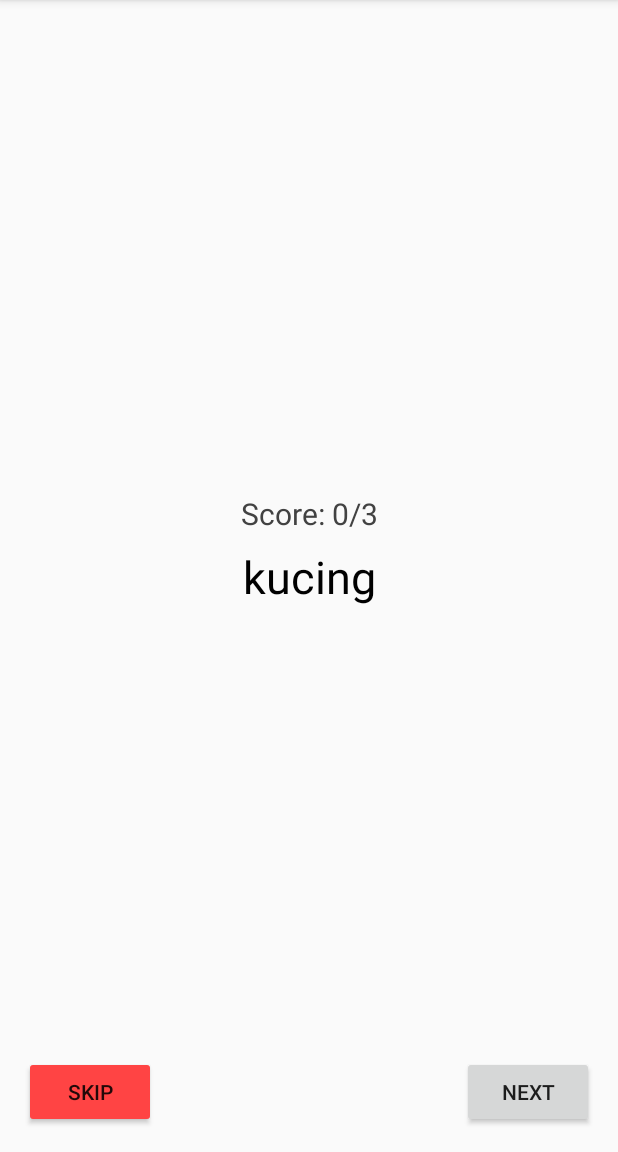
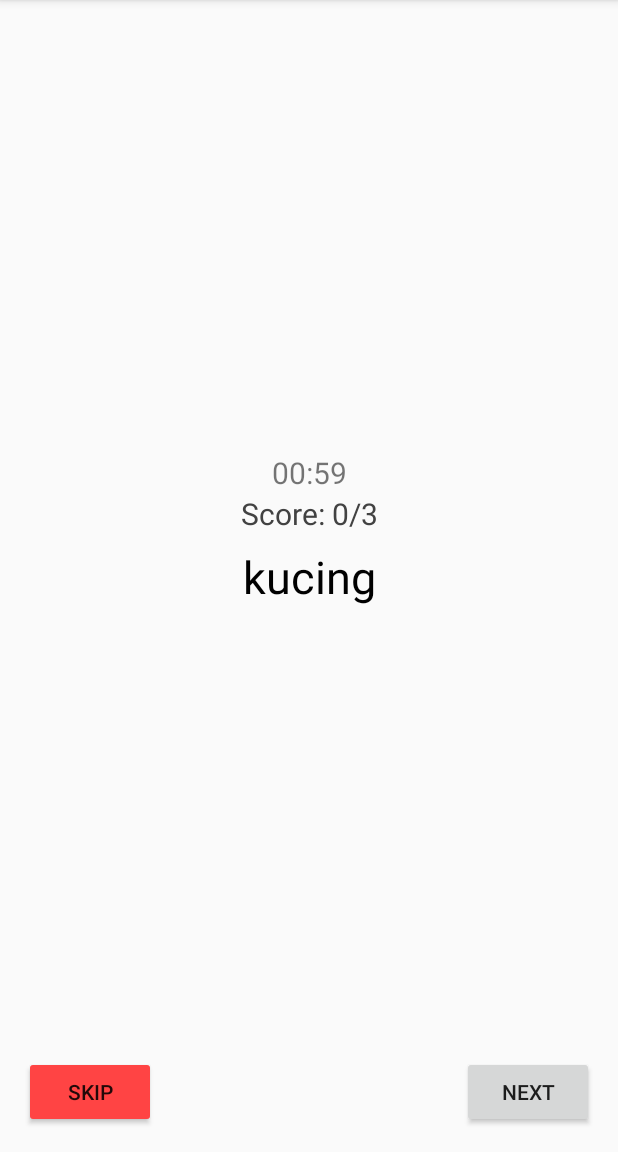
Before and after one commit to MAinulYaqin/guess-app, an Android app: the GameFragment screen opened through its navigation route, on a phone screen of 412 x 824 dp, the part 84-1236 px from its top. Run offline under Robolectric (Android 15) with nearby library versions, the phone set to English and light mode, and no system bars; our stand-ins replace data binding.

```diff
--- a/app/src/main/java/com/gabutproject/guess/screens/game/GameFragment.kt
+++ b/app/src/main/java/com/gabutproject/guess/screens/game/GameFragment.kt
@@ -1,6 +1,7 @@
 package com.gabutproject.guess.screens.game
 
 import android.os.Bundle
+import android.text.format.DateUtils
 import android.view.LayoutInflater
 import android.view.View
 import android.view.ViewGroup
@@ -55,7 +56,11 @@ class GameFragment : Fragment() {
             updateWord(it)
         })
 
-        viewModel.onGameFinished.observe(viewLifecycleOwner, Observer {gameFinished ->
+        viewModel.currentTime.observe(viewLifecycleOwner, Observer {
+            updateTimer(it)
+        })
+
+        viewModel.onGameFinished.observe(viewLifecycleOwner, Observer { gameFinished ->
             if (gameFinished) {
                 gameFinished() // make directions to another fragment
                 // set data to false to prevent re-called observer
@@ -74,4 +79,8 @@ class GameFragment : Fragment() {
         // bind text to show the current score
         binding.currentScoreText.text = getString(R.string.current_score_text, score)
     }
+
+    private fun updateTimer(timer: Long) {
+        binding.timerText.text = DateUtils.formatElapsedTime(timer)
+    }
 }
--- a/app/src/main/java/com/gabutproject/guess/screens/game/GameViewModel.kt
+++ b/app/src/main/java/com/gabutproject/guess/screens/game/GameViewModel.kt
@@ -1,22 +1,36 @@
 package com.gabutproject.guess.screens.game
 
+import android.os.CountDownTimer
 import android.util.Log
 import androidx.lifecycle.LiveData
 import androidx.lifecycle.MutableLiveData
 import androidx.lifecycle.ViewModel
 
 class GameViewModel : ViewModel() {
+
+    companion object {
+        // these are values for timer countdown
+        private const val DONE = 0L // use for tick countDown
+        private const val ONE_SECOND = 1000L // 1 second
+        private const val TOTAL_TIME = 60000L // 1 minute
+    }
+
+    private var timer: CountDownTimer
+
+    private val _currentTime = MutableLiveData<Long>()
+    val currentTime: LiveData<Long> get() = _currentTime
+
     // current word to show
     private val _word = MutableLiveData<String>()
     val word: LiveData<String> get() = _word
 
     // current score to show
     private val _score = MutableLiveData<Int>()
-    val score : LiveData<Int> get() = _score
+    val score: LiveData<Int> get() = _score
 
     // tell the Fragment if the game has finished
     private val _onGameFinished = MutableLiveData<Boolean>()
-    val onGameFinished : LiveData<Boolean> get() = _onGameFinished
+    val onGameFinished: LiveData<Boolean> get() = _onGameFinished
 
     // the list of words - the front of the list is the next word to guess
     private lateinit var wordList: MutableList<String>
@@ -31,6 +45,20 @@ class GameViewModel : ViewModel() {
 
         resetList() // shuffle the words
         nextWord() // set the word to guess
+
+        timer = object : CountDownTimer(TOTAL_TIME, ONE_SECOND) {
+            override fun onFinish() {
+                // wordList is empty / score = 3, the game finished
+                _onGameFinished.value = true
+                _currentTime.value = DONE
+            }
+
+            override fun onTick(millisUntilFinished: Long) {
+                _currentTime.value = (millisUntilFinished / ONE_SECOND)
+            }
+        }
+
+        timer.start()
     }
 
     /** Methods for logic **/
@@ -47,13 +75,12 @@ class GameViewModel : ViewModel() {
     }
 
     private fun nextWord() {
-        if (wordList.isEmpty() || _score.value == 3) {
-            // wordList is empty / score = 3, the game finished
-            _onGameFinished.value = true
-        } else {
-            // pop the list till empty
-            _word.value = wordList.removeAt(0)
+        if (wordList.isEmpty()) {
+            resetList()
         }
+
+        // pop the list till it's empty
+        _word.value = wordList.removeAt(0)
     }
 
     /** Methods for buttons presses **/
--- a/app/src/main/res/layout/game_fragment.xml
+++ b/app/src/main/res/layout/game_fragment.xml
@@ -6,6 +6,17 @@
     <androidx.constraintlayout.widget.ConstraintLayout
         android:layout_width="match_parent"
         android:layout_height="match_parent">
+
+        <TextView
+            android:id="@+id/timer_text"
+            android:layout_width="match_parent"
+            android:layout_height="wrap_content"
+            android:textAlignment="center"
+            android:textSize="@dimen/medium_text_size"
+            app:layout_constraintBottom_toTopOf="@id/current_score_text"
+            app:layout_constraintTop_toTopOf="parent"
+            app:layout_constraintVertical_bias="1"
+            tools:text="01:15" />
 
         <TextView
             android:id="@+id/current_score_text"
```
